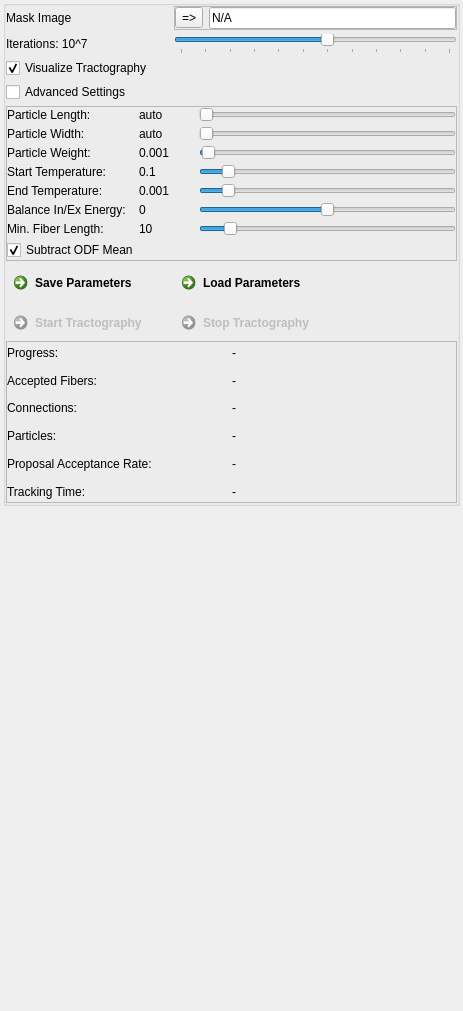
The window that Modules/Bundles/org.mitk.gui.qt.diffusionimaging/src/internal/QmitkGibbsTrackingViewControls.ui (MITK/MITK) describes before a commit, drawn with Qt 5.
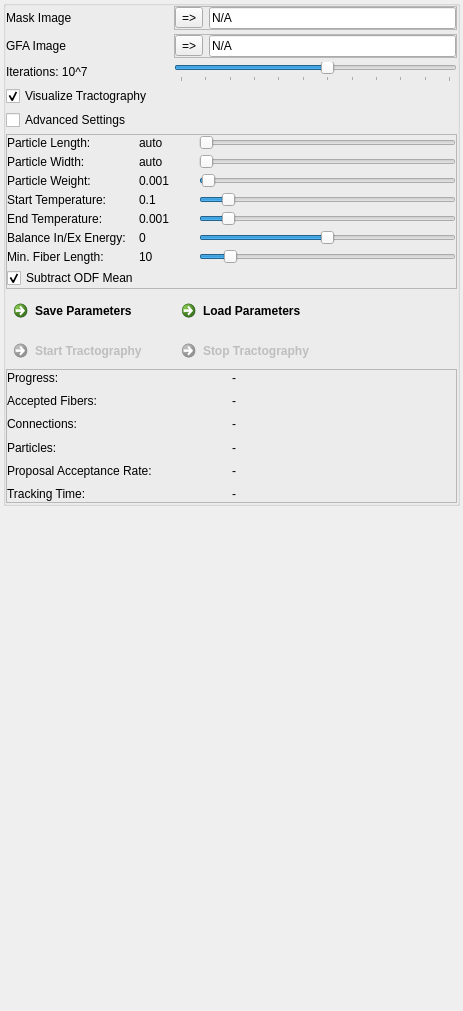
The same window after the commit. Icons and pictures are not drawn.

What changed in the file:
```diff
--- a/Modules/Bundles/org.mitk.gui.qt.diffusionimaging/src/internal/QmitkGibbsTrackingViewControls.ui
+++ b/Modules/Bundles/org.mitk.gui.qt.diffusionimaging/src/internal/QmitkGibbsTrackingViewControls.ui
@@ -131,7 +131,7 @@
            </layout>
           </widget>
          </item>
-         <item row="1" column="0">
+         <item row="2" column="0">
           <widget class="QLabel" name="m_IterationsLabel">
            <property name="toolTip">
             <string/>
@@ -147,7 +147,7 @@
            </property>
           </widget>
          </item>
-         <item row="2" column="0">
+         <item row="3" column="0">
           <widget class="QCheckBox" name="m_VisualizationCheckbox">
            <property name="enabled">
             <bool>true</bool>
@@ -160,14 +160,14 @@
            </property>
           </widget>
          </item>
-         <item row="5" column="0">
+         <item row="6" column="0">
           <widget class="QCheckBox" name="m_AdvancedSettingsCheckbox">
            <property name="text">
             <string>Advanced Settings</string>
            </property>
           </widget>
          </item>
-         <item row="6" column="0" colspan="2">
+         <item row="7" column="0" colspan="2">
           <widget class="QFrame" name="m_AdvancedFrame">
            <property name="enabled">
             <bool>true</bool>
@@ -289,7 +289,7 @@
                <string>unitless w</string>
               </property>
               <property name="minimum">
-               <number>1</number>
+               <number>0</number>
               </property>
               <property name="maximum">
                <number>1000</number>
@@ -592,7 +592,7 @@
            </layout>
           </widget>
          </item>
-         <item row="7" column="0">
+         <item row="8" column="0">
           <widget class="QCommandLinkButton" name="m_SaveTrackingParameters">
            <property name="enabled">
             <bool>true</bool>
@@ -612,7 +612,7 @@
            </property>
           </widget>
          </item>
-         <item row="7" column="1">
+         <item row="8" column="1">
           <widget class="QCommandLinkButton" name="m_LoadTrackingParameters">
            <property name="enabled">
             <bool>true</bool>
@@ -632,7 +632,7 @@
            </property>
           </widget>
          </item>
-         <item row="1" column="1">
+         <item row="2" column="1">
           <widget class="QSlider" name="m_IterationsSlider">
            <property name="toolTip">
             <string>Specify number of iterations for the tracking algorithm.</string>
@@ -651,7 +651,7 @@
            </property>
           </widget>
          </item>
-         <item row="8" column="0">
+         <item row="9" column="0">
           <widget class="QCommandLinkButton" name="m_TrackingStart">
            <property name="enabled">
             <bool>false</bool>
@@ -671,7 +671,7 @@
            </property>
           </widget>
          </item>
-         <item row="8" column="1">
+         <item row="9" column="1">
           <widget class="QCommandLinkButton" name="m_TrackingStop">
            <property name="enabled">
             <bool>false</bool>
@@ -691,6 +691,54 @@
            </property>
           </widget>
          </item>
+         <item row="1" column="0">
+          <widget class="QLabel" name="label_6">
+           <property name="text">
+            <string>GFA Image</string>
+           </property>
+          </widget>
+         </item>
+         <item row="1" column="1">
+          <widget class="QFrame" name="m_MaskFrame_2">
+           <property name="toolTip">
+            <string>Mask image. Particles will be sampled with a probability according to the voxel value.</string>
+           </property>
+           <property name="frameShape">
+            <enum>QFrame::StyledPanel</enum>
+           </property>
+           <property name="frameShadow">
+            <enum>QFrame::Raised</enum>
+           </property>
+           <layout class="QHBoxLayout" name="horizontalLayout_2">
+            <property name="margin">
+             <number>0</number>
+            </property>
+            <item>
+             <widget class="QToolButton" name="m_SetGfaButton">
+              <property name="enabled">
+               <bool>true</bool>
+              </property>
+              <property name="text">
+               <string>=&gt;</string>
+              </property>
+             </widget>
+            </item>
+            <item>
+             <widget class="QLineEdit" name="m_GfaImageEdit">
+              <property name="enabled">
+               <bool>true</bool>
+              </property>
+              <property name="text">
+               <string>N/A</string>
+              </property>
+              <property name="readOnly">
+               <bool>true</bool>
+              </property>
+             </widget>
+            </item>
+           </layout>
+          </widget>
+         </item>
         </layout>
        </widget>
       </item>
```
